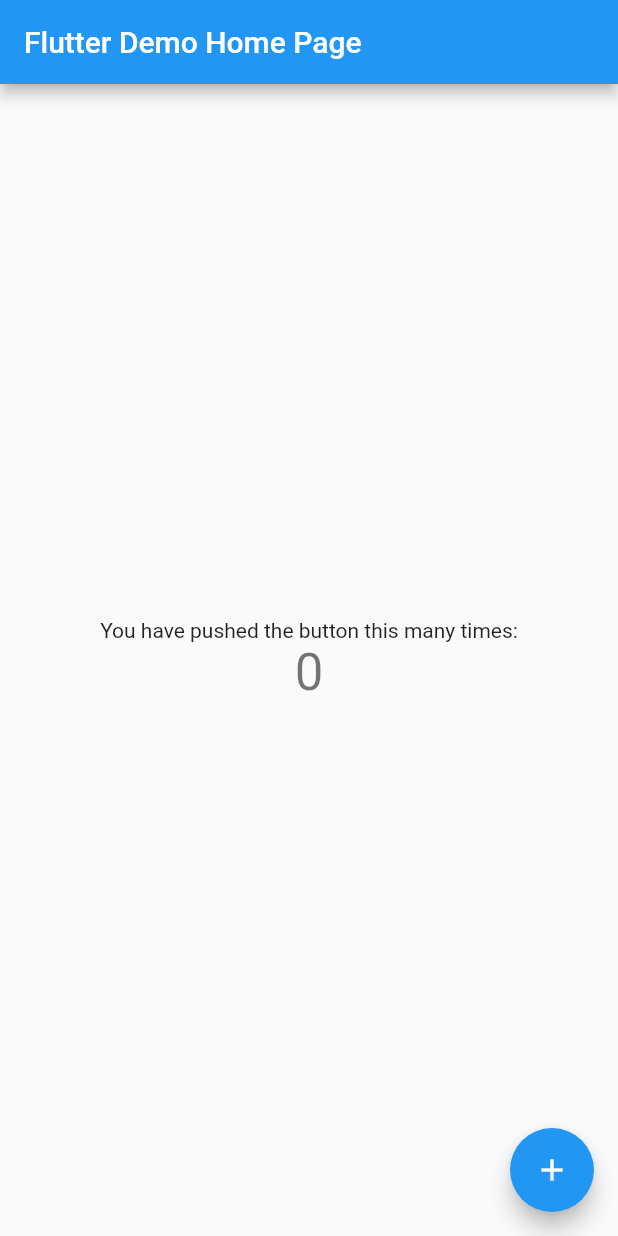
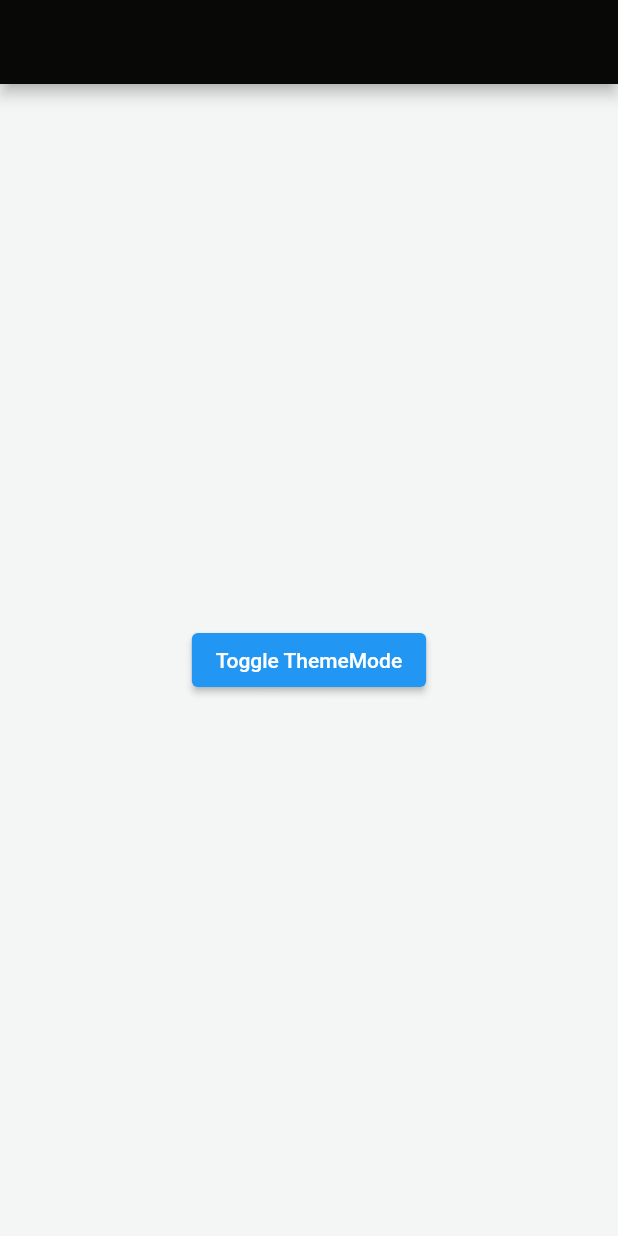
Before and after one commit to Vasco-90/todo_app, a Flutter app: the screen it shows after launch, on a phone screen of 412 x 824 dp. Run offline on Flutter 3.47's test engine with Material 2 defaults, Android fonts, the phone set to English and light mode, and no system bars; our stand-ins replace bloc, flutter_bloc, freezed_annotation.

Commit message:
add theme to app

```diff
--- a/lib/common/theme/theme.dart
+++ b/lib/common/theme/theme.dart
@@ -3,8 +3,10 @@ import 'package:todo_app/common/theme/todo_colors.dart';
 
 final themeLight = ThemeData(
   scaffoldBackgroundColor: TodoColors.backgroundColor,
+  appBarTheme: const AppBarTheme(color: TodoColors.appBarBackgroundColor),
 );
 
 final themeDark = ThemeData(
   scaffoldBackgroundColor: TodoDarkColors.backgroundColor,
+  appBarTheme: const AppBarTheme(color: TodoDarkColors.appBarBackgroundColor),
 );
--- a/lib/common/theme/todo_colors.dart
+++ b/lib/common/theme/todo_colors.dart
@@ -2,8 +2,10 @@ import 'package:flutter/material.dart';
 
 class TodoColors {
   static const backgroundColor = Color(0xFFF4F5F5);
+  static const appBarBackgroundColor = Color(0xFF080807);
 }
 
 class TodoDarkColors {
   static const backgroundColor = Colors.black;
+  static const appBarBackgroundColor = Color(0xFF1F1F1F);
 }
--- a/lib/main.dart
+++ b/lib/main.dart
@@ -1,4 +1,7 @@
 import 'package:flutter/material.dart';
+import 'package:flutter_bloc/flutter_bloc.dart';
+import 'package:todo_app/common/theme/cubit/theme_cubit.dart';
+import 'package:todo_app/common/theme/theme.dart';
 
 void main() {
   runApp(const MyApp());
@@ -7,109 +10,34 @@ void main() {
 class MyApp extends StatelessWidget {
   const MyApp({Key? key}) : super(key: key);
 
-  // This widget is the root of your application.
   @override
   Widget build(BuildContext context) {
-    return MaterialApp(
-      title: 'Flutter Demo',
-      theme: ThemeData(
-        // This is the theme of your application.
-        //
-        // Try running your application with "flutter run". You'll see the
-        // application has a blue toolbar. Then, without quitting the app, try
-        // changing the primarySwatch below to Colors.green and then invoke
-        // "hot reload" (press "r" in the console where you ran "flutter run",
-        // or simply save your changes to "hot reload" in a Flutter IDE).
-        // Notice that the counter didn't reset back to zero; the application
-        // is not restarted.
-        primarySwatch: Colors.blue,
+    return BlocProvider(
+      create: (context) => ThemeCubit(),
+      child: BlocBuilder<ThemeCubit, ThemeState>(
+        builder: (context, state) => MaterialApp(
+          theme: state.themeMode == ThemeMode.light ? themeLight : themeDark,
+          themeMode: state.themeMode,
+          home: HomeScreen(),
+        ),
       ),
-      home: const MyHomePage(title: 'Flutter Demo Home Page'),
     );
   }
 }
 
-class MyHomePage extends StatefulWidget {
-  const MyHomePage({Key? key, required this.title}) : super(key: key);
-
-  // This widget is the home page of your application. It is stateful, meaning
-  // that it has a State object (defined below) that contains fields that affect
-  // how it looks.
-
-  // This class is the configuration for the state. It holds the values (in this
-  // case the title) provided by the parent (in this case the App widget) and
-  // used by the build method of the State. Fields in a Widget subclass are
-  // always marked "final".
-
-  final String title;
-
-  @override
-  State<MyHomePage> createState() => _MyHomePageState();
-}
-
-class _MyHomePageState extends State<MyHomePage> {
-  int _counter = 0;
-
-  void _incrementCounter() {
-    setState(() {
-      // This call to setState tells the Flutter framework that something has
-      // changed in this State, which causes it to rerun the build method below
-      // so that the display can reflect the updated values. If we changed
-      // _counter without calling setState(), then the build method would not be
-      // called again, and so nothing would appear to happen.
-      _counter++;
-    });
-  }
+class HomeScreen extends StatelessWidget {
+  const HomeScreen({Key? key}) : super(key: key);
 
   @override
   Widget build(BuildContext context) {
-    // This method is rerun every time setState is called, for instance as done
-    // by the _incrementCounter method above.
-    //
-    // The Flutter framework has been optimized to make rerunning build methods
-    // fast, so that you can just rebuild anything that needs updating rather
-    // than having to individually change instances of widgets.
     return Scaffold(
-      appBar: AppBar(
-        // Here we take the value from the MyHomePage object that was created by
-        // the App.build method, and use it to set our appbar title.
-        title: Text(widget.title),
-      ),
+      appBar: AppBar(),
       body: Center(
-        // Center is a layout widget. It takes a single child and positions it
-        // in the middle of the parent.
-        child: Column(
-          // Column is also a layout widget. It takes a list of children and
-          // arranges them vertically. By default, it sizes itself to fit its
-          // children horizontally, and tries to be as tall as its parent.
-          //
-          // Invoke "debug painting" (press "p" in the console, choose the
-          // "Toggle Debug Paint" action from the Flutter Inspector in Android
-          // Studio, or the "Toggle Debug Paint" command in Visual Studio Code)
-          // to see the wireframe for each widget.
-          //
-          // Column has various properties to control how it sizes itself and
-          // how it positions its children. Here we use mainAxisAlignment to
-          // center the children vertically; the main axis here is the vertical
-          // axis because Columns are vertical (the cross axis would be
-          // horizontal).
-          mainAxisAlignment: MainAxisAlignment.center,
-          children: <Widget>[
-            const Text(
-              'You have pushed the button this many times:',
-            ),
-            Text(
-              '$_counter',
-              style: Theme.of(context).textTheme.headline4,
-            ),
-          ],
+        child: ElevatedButton(
+          child: Text('Toggle ThemeMode'),
+          onPressed: () => context.read<ThemeCubit>().toggleThemeMode(),
         ),
       ),
-      floatingActionButton: FloatingActionButton(
-        onPressed: _incrementCounter,
-        tooltip: 'Increment',
-        child: const Icon(Icons.add),
-      ), // This trailing comma makes auto-formatting nicer for build methods.
     );
   }
 }
```
